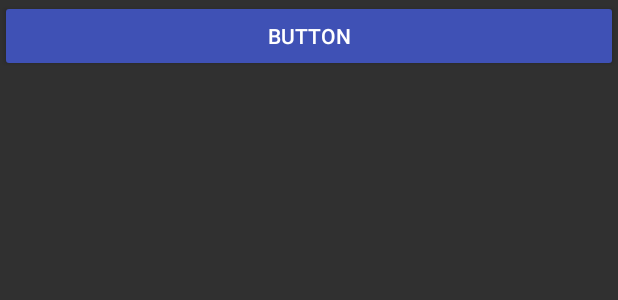
After one commit to rashikaranpuria/StockHawk, an Android app: the layout activity_detail.xml on its own in the app's theme, with its tools: preview values and no code run, on a phone screen of 412 x 824 dp. The commit adds this screen. Shown: the top 300 px of the screen. Run offline under Robolectric (Android 15) with nearby library versions, the phone set to English and light mode, and no system bars.

Commit message:
feat:on click laumch detail activity

```diff
--- /dev/null
+++ b/app/src/main/res/layout/activity_detail.xml
@@ -0,0 +1,12 @@
+<?xml version="1.0" encoding="utf-8"?>
+<LinearLayout xmlns:android="http://schemas.android.com/apk/res/android"
+    android:orientation="vertical" android:layout_width="match_parent"
+    android:layout_height="match_parent">
+
+    <Button
+        android:text="Button"
+        android:layout_width="match_parent"
+        android:layout_height="wrap_content"
+        android:id="@+id/button"
+        android:backgroundTint="@color/colorPrimary"/>
+</LinearLayout>
--- a/app/src/main/res/values/strings.xml
+++ b/app/src/main/res/values/strings.xml
@@ -1,6 +1,8 @@
 <resources>
 
     <string name="app_name" translatable="false">Stock Hawk</string>
+
+    <string name="title_activity_detail" translatable="false">Stock History</string>
 
     <string name="pref_stocks_initialized_key" translatable="false">initialized</string>
 
```
Also changed, not shown: app/src/main/AndroidManifest.xml (+8 -0 lines), app/src/main/java/com/udacity/stockhawk/ui/DetailActivity.java (added, +46 -0 lines), app/src/main/java/com/udacity/stockhawk/ui/StockAdapter.java (+7 -0 lines), 2 other files.
